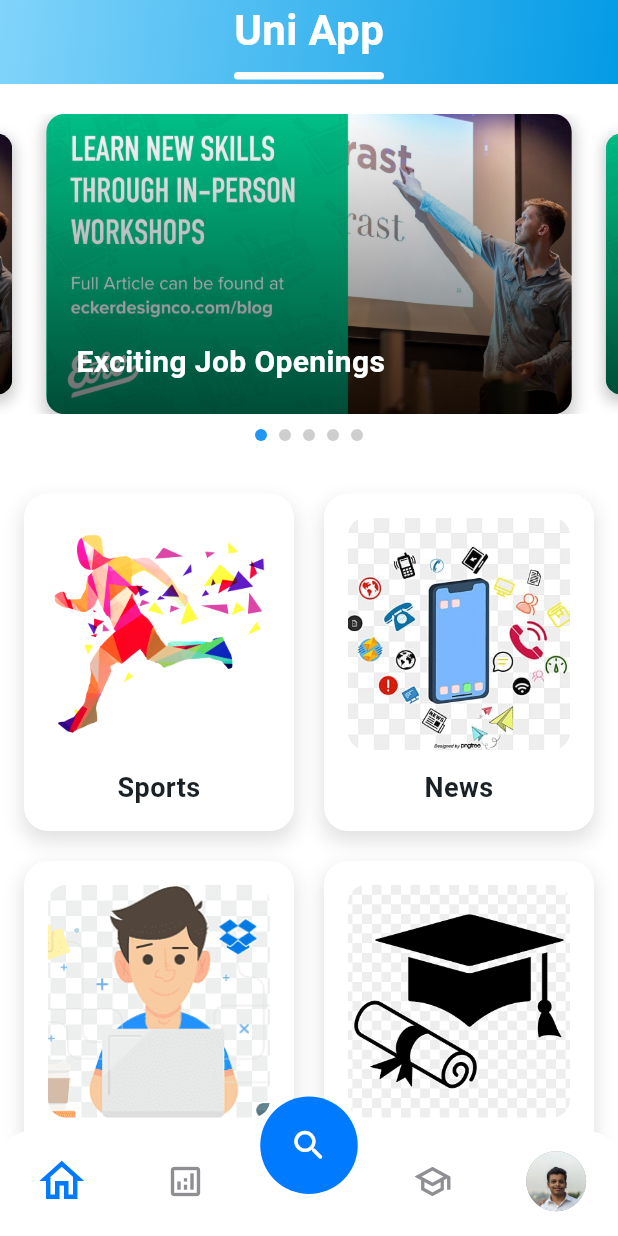
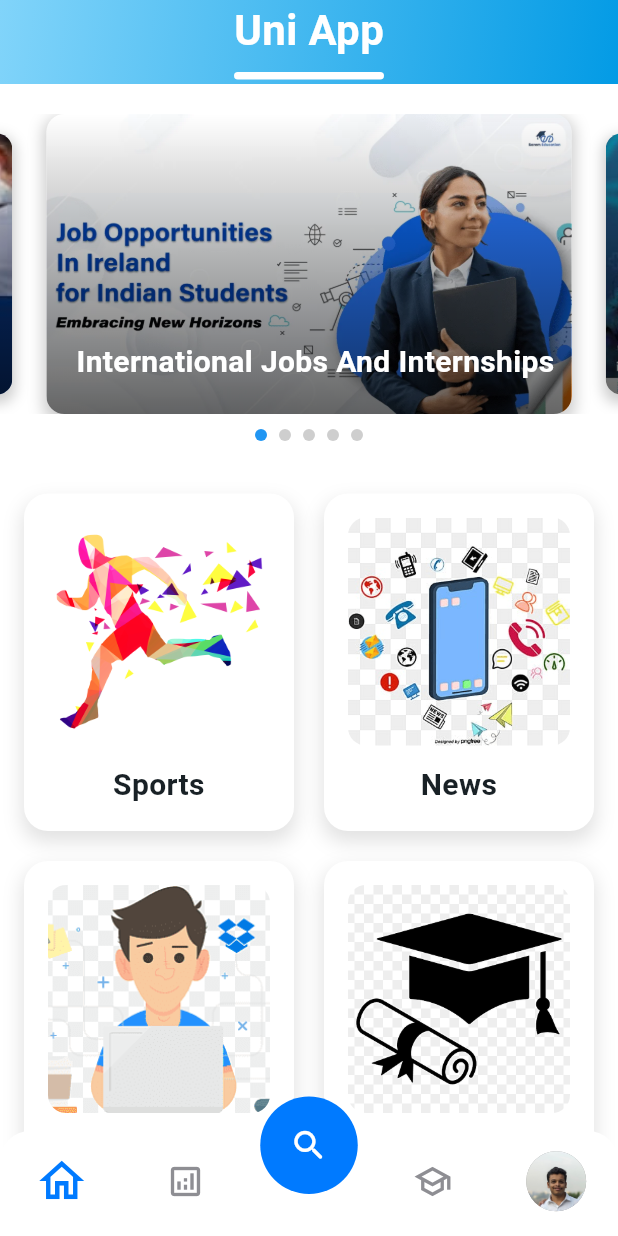
Before and after one commit to adityaandhale30/uni_application, a Flutter app: the BottomnavigationbarCustom widget shown alone on an empty page, opened directly, on a phone screen of 412 x 824 dp. Run offline on Flutter 3.47's test engine with Material 3 defaults, Android fonts, the phone set to English and light mode, and no system bars; drawn by our look-alikes of carousel_slider, persistent_bottom_nav_bar; our stand-ins replace animate_do, cached_network_image, cloud_firestore, firebase_auth, fl_chart, flutter_spinkit and 11 more; missing offline and left inert: syncfusion_flutter_pdfviewer; accounts and stored records are empty; network calls fail.

Commit message:
changes in UI

```diff
--- a/lib/Models/home_tab_model.dart
+++ b/lib/Models/home_tab_model.dart
@@ -122,19 +122,75 @@ List<HomeTabModel> hometab = [
 
 final List<Map<String, String>> carouselItems = [
 {
-    "imagePath": "assets/homeAssets/caro1.jpg",
-    "title": "Exciting Job Openings",
+"imagePath": "assets/homeAssets/job1.webp",
+"title": "International Jobs And Internships",
+"news": "New international job opportunities and internships are now open for applications worldwide.",
+"info": "Explore opportunities with top companies globally.",
+"startDate": "2025-04-01",
+"endDate": "2025-06-01",
+"url": "https://www.example.com/international-jobs",
+},
+{
+"imagePath": "assets/homeAssets/job3.jpeg",
+"title": "Hackathon Events",
+"news": "Join the upcoming global hackathons and showcase your skills. The top winners will receive exciting prizes!",
+"info": "Participate in competitive coding events and network with experts.",
+"startDate": "2025-04-10",
+"endDate": "2025-04-12",
+"url": "https://www.example.com/hackathon-events",
 },
 {
 "imagePath": "assets/homeAssets/caro1.jpg",
-    "title": "Internship Opportunities",
+"title": "Exciting Job Openings",
+"news": "Check out the latest job openings in various industries. Apply now to take your career to the next level!",
+"info": "New roles available in software development, marketing, and more.",
+"startDate": "2025-04-05",
+"endDate": "2025-05-15",
+"url": "https://www.example.com/job-openings",
 },
 {
-    "imagePath": "assets/homeAssets/caro1.jpg",
-    "title": "Skill Development Courses",
+"imagePath": "assets/homeAssets/job2.png",
+"title": "Sports Events",
+"news": "Stay updated on the latest sports tournaments and matches happening globally.",
+"info": "Upcoming tournaments in football, cricket, and more.",
+"startDate": "2025-05-01",
+"endDate": "2025-06-15",
+"url": "https://www.example.com/sports-events",
 },
+// {
+// "imagePath": "assets/homeAssets/job4.jpg",
+// "title": "Startup Networking",
+// "news": "Meet industry leaders at startup networking events. A great opportunity for entrepreneurs!",
+// "info": "Network with startups, investors, and entrepreneurs.",
+// "startDate": "2025-04-20",
+// "endDate": "2025-04-25",
+// "url": "https://www.example.com/startup-networking",
+// },
+// {
+// "imagePath": "assets/homeAssets/job5.png",
+// "title": "Tech Conferences",
+// "news": "Attend global tech conferences to stay ahead of trends in AI, Cloud Computing, and more.",
+// "info": "Learn from top tech experts and share innovative ideas.",
+// "startDate": "2025-05-05",
+// "endDate": "2025-05-10",
+// "url": "https://www.example.com/tech-conferences",
+// },
 {
-    "imagePath": "assets/homeAssets/caro1.jpg",
-    "title": "Networking Events",
+"imagePath": "assets/homeAssets/job8.jpeg",
+"title": "Startup Job Fair",
+"news": "Find your next job at the startup job fair. Meet hiring companies and explore career opportunities.",
+"info": "Meet companies looking for fresh talent in the startup ecosystem.",
+"startDate": "2025-05-15",
+"endDate": "2025-05-20",
+"url": "https://www.example.com/startup-job-fair",
 },
+// {
+// "imagePath": "assets/homeAssets/job7.jpg",
+// "title": "Entrepreneurship Bootcamp",
+// "news": "Join the entrepreneurship bootcamp to turn your ideas into successful ventures.",
+// "info": "Workshops, mentorship, and hands-on experience for budding entrepreneurs.",
+// "startDate": "2025-06-01",
+// "endDate": "2025-06-05",
+// "url": "https://www.example.com/entrepreneurship-bootcamp",
+// },
 ];
--- a/lib/Views/homescreen/home_screen.dart
+++ b/lib/Views/homescreen/home_screen.dart
@@ -6,6 +6,7 @@ import 'package:animate_do/animate_do.dart';
 import 'package:carousel_slider/carousel_slider.dart';
 
 import '../../Models/home_tab_model.dart';
+import 'carouselDetail.dart';
 import 'jobListPage.dart';
 import 'pdfViwer_custom.dart';
 
@@ -129,10 +130,19 @@ class _HomeScreenState extends State<HomeScreen> {
       items: carouselItems.map((item) {
         return Builder(
           builder: (BuildContext context) {
-            return Container(
+            return GestureDetector(
+              onTap: () {
+                // Navigate to the detail page when an item is tapped
+                Navigator.push(
+                  context,
+                  MaterialPageRoute(
+                    builder: (context) => ItemDetailPage(item: item),
+                  ),
+                );
+              },
+              child: Container(
                 height: 200,
                 width: double.infinity,
-              //  margin: const EdgeInsets.symmetric(horizontal: 8),
                 decoration: BoxDecoration(
                   borderRadius: BorderRadius.circular(12),
                   boxShadow: [
@@ -140,7 +150,7 @@ class _HomeScreenState extends State<HomeScreen> {
                       color: Colors.black.withOpacity(0.2),
                       blurRadius: 8,
                       spreadRadius: 2,
-                    offset: Offset(0, 4),
+                      offset: const Offset(0, 4),
                     ),
                   ],
                 ),
@@ -149,13 +159,9 @@ class _HomeScreenState extends State<HomeScreen> {
                   child: Stack(
                     fit: StackFit.expand,
                     children: [
-                    Container(
-                      height: 200,
-                      width: double.infinity,
-                      child: Image.asset(
+                      Image.asset(
                         item['imagePath']!,
                         fit: BoxFit.fill,
-                      ),
                       ),
                       Container(
                         decoration: BoxDecoration(
@@ -184,12 +190,14 @@ class _HomeScreenState extends State<HomeScreen> {
                     ],
                   ),
                 ),
+              ),
             );
           },
         );
       }).toList(),
     );
   }
+
 
   Widget _buildIndicatorDots() {
     return Row(
@@ -269,7 +277,7 @@ class HomeTabCard extends StatelessWidget {
               name,
               textAlign: TextAlign.center,
               style: GoogleFonts.roboto(
-                fontSize: 18,
+                fontSize: 20,
                 fontWeight: FontWeight.w600,
                 color: Color.fromRGBO(25, 33, 38, 1),
               ),
--- a/lib/bottomnavigationbar_custom.dart
+++ b/lib/bottomnavigationbar_custom.dart
@@ -64,15 +64,12 @@ class BottomnavigationbarCustom extends StatelessWidget {
               "assets/harli.jpg",
             ),
           ),
-          icon: Container(
-            clipBehavior: Clip.antiAlias,
-            height: 45,
-            width: 45,
-            decoration: const BoxDecoration(
-              shape: BoxShape.circle,
-              //color: Colors.green,
-            ),
-          ),
+          icon: const CircleAvatar(
+    backgroundColor: Colors.grey,
+    backgroundImage: AssetImage(
+    "assets/harli.jpg",
+    ),
+    ),
         ),
       ],
     );
```
Also changed, not shown: lib/Admin/adminHomescreen/adminForm.dart (+120 -18 lines), lib/Views/alumni/alumni.dart (+82 -75 lines), lib/Views/homescreen/carouselDetail.dart (added, +134 -0 lines), lib/Views/profile/profile_page.dart (+8 -8 lines), lib/Views/profile/profile_screen.dart (+8 -2 lines), assets/homeAssets/alu1.jpeg (added), assets/homeAssets/alu2.jpeg (added), assets/homeAssets/alu2.png (added), assets/homeAssets/alu3.jpg (added), assets/homeAssets/alu4.jpeg (added), assets/homeAssets/alu5.jpeg (added), assets/homeAssets/alu6.webp (added), assets/homeAssets/alu7.webp (added), assets/homeAssets/job1.webp (added), 3 more files, 125 other files. Lines whose indentation alone changed are shown as unchanged.
